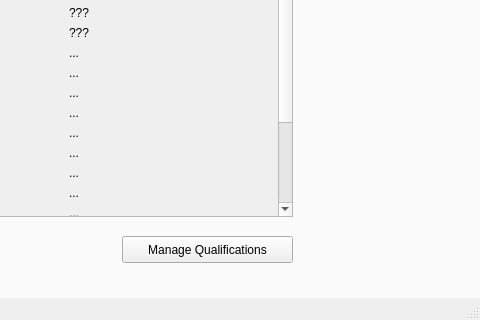
sprinklej/00100100, file studentwindow.ui: the form before one commit; both pictures show x 320 to 800 and y 210 to 530 of the 800 by 530 pixel window.
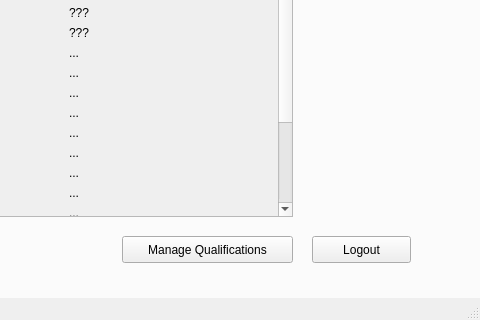
The form after the commit.

Commit message: added a logout button to the student window

```diff
--- a/studentwindow.ui
+++ b/studentwindow.ui
@@ -438,6 +438,19 @@
        <string>Qualifications</string>
       </property>
      </widget>
+     <widget class="QPushButton" name="pushButton_Logout1">
+      <property name="geometry">
+       <rect>
+        <x>630</x>
+        <y>420</y>
+        <width>99</width>
+        <height>27</height>
+       </rect>
+      </property>
+      <property name="text">
+       <string>Logout</string>
+      </property>
+     </widget>
     </widget>
     <widget class="QWidget" name="tab_Projects">
      <attribute name="title">
```
Left out of the diff: 13 changed lines with no effect on the pictures. The commit also changes 6 other files.
